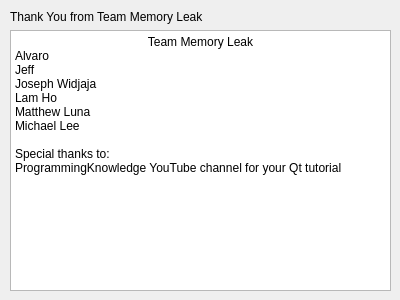
This is Draw_Shape/contactus.ui in Pu12dy/CS_1C-Group-Project as Qt 5 draws it before an edit. The edited form follows.
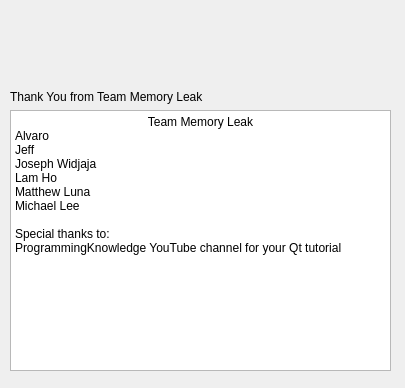
This is the edited form. Icons and pictures are not drawn.

Commit message: Added Logos to contact us and login

```diff
--- a/Draw_Shape/contactus.ui
+++ b/Draw_Shape/contactus.ui
@@ -6,8 +6,8 @@
    <rect>
     <x>0</x>
     <y>0</y>
-    <width>400</width>
-    <height>300</height>
+    <width>405</width>
+    <height>388</height>
    </rect>
   </property>
   <property name="windowTitle">
@@ -17,7 +17,7 @@
    <property name="geometry">
     <rect>
      <x>10</x>
-     <y>10</y>
+     <y>90</y>
      <width>381</width>
      <height>281</height>
     </rect>
@@ -36,22 +36,41 @@
        <string>&lt;!DOCTYPE HTML PUBLIC &quot;-//W3C//DTD HTML 4.0//EN&quot; &quot;http://www.w3.org/TR/REC-html40/strict.dtd&quot;&gt;
 &lt;html&gt;&lt;head&gt;&lt;meta name=&quot;qrichtext&quot; content=&quot;1&quot; /&gt;&lt;style type=&quot;text/css&quot;&gt;
 p, li { white-space: pre-wrap; }
-&lt;/style&gt;&lt;/head&gt;&lt;body style=&quot; font-family:'Noto Sans'; font-size:9pt; font-weight:400; font-style:normal;&quot;&gt;
-&lt;p align=&quot;center&quot; style=&quot; margin-top:0px; margin-bottom:0px; margin-left:0px; margin-right:0px; -qt-block-indent:0; text-indent:0px;&quot;&gt;Team Memory Leak&lt;/p&gt;
-&lt;p style=&quot; margin-top:0px; margin-bottom:0px; margin-left:0px; margin-right:0px; -qt-block-indent:0; text-indent:0px;&quot;&gt;Alvaro&lt;/p&gt;
-&lt;p style=&quot; margin-top:0px; margin-bottom:0px; margin-left:0px; margin-right:0px; -qt-block-indent:0; text-indent:0px;&quot;&gt;Jeff&lt;/p&gt;
-&lt;p style=&quot; margin-top:0px; margin-bottom:0px; margin-left:0px; margin-right:0px; -qt-block-indent:0; text-indent:0px;&quot;&gt;Joseph Widjaja &lt;/p&gt;
-&lt;p style=&quot; margin-top:0px; margin-bottom:0px; margin-left:0px; margin-right:0px; -qt-block-indent:0; text-indent:0px;&quot;&gt;Lam Ho&lt;/p&gt;
-&lt;p style=&quot; margin-top:0px; margin-bottom:0px; margin-left:0px; margin-right:0px; -qt-block-indent:0; text-indent:0px;&quot;&gt;Matthew Luna&lt;/p&gt;
-&lt;p style=&quot; margin-top:0px; margin-bottom:0px; margin-left:0px; margin-right:0px; -qt-block-indent:0; text-indent:0px;&quot;&gt;Michael Lee&lt;/p&gt;
-&lt;p style=&quot;-qt-paragraph-type:empty; margin-top:0px; margin-bottom:0px; margin-left:0px; margin-right:0px; -qt-block-indent:0; text-indent:0px;&quot;&gt;&lt;br /&gt;&lt;/p&gt;
-&lt;p style=&quot; margin-top:0px; margin-bottom:0px; margin-left:0px; margin-right:0px; -qt-block-indent:0; text-indent:0px;&quot;&gt;Special thanks to:&lt;/p&gt;
-&lt;p style=&quot; margin-top:0px; margin-bottom:0px; margin-left:0px; margin-right:0px; -qt-block-indent:0; text-indent:0px;&quot;&gt;ProgrammingKnowledge YouTube channel for your Qt tutorial&lt;/p&gt;&lt;/body&gt;&lt;/html&gt;</string>
+&lt;/style&gt;&lt;/head&gt;&lt;body style=&quot; font-family:'MS Shell Dlg 2'; font-size:8.25pt; font-weight:400; font-style:normal;&quot;&gt;
+&lt;p align=&quot;center&quot; style=&quot; margin-top:0px; margin-bottom:0px; margin-left:0px; margin-right:0px; -qt-block-indent:0; text-indent:0px;&quot;&gt;&lt;span style=&quot; font-family:'Noto Sans'; font-size:9pt;&quot;&gt;Team Memory Leak&lt;/span&gt;&lt;/p&gt;
+&lt;p style=&quot; margin-top:0px; margin-bottom:0px; margin-left:0px; margin-right:0px; -qt-block-indent:0; text-indent:0px;&quot;&gt;&lt;span style=&quot; font-family:'Noto Sans'; font-size:9pt;&quot;&gt;Alvaro&lt;/span&gt;&lt;/p&gt;
+&lt;p style=&quot; margin-top:0px; margin-bottom:0px; margin-left:0px; margin-right:0px; -qt-block-indent:0; text-indent:0px;&quot;&gt;&lt;span style=&quot; font-family:'Noto Sans'; font-size:9pt;&quot;&gt;Jeff&lt;/span&gt;&lt;/p&gt;
+&lt;p style=&quot; margin-top:0px; margin-bottom:0px; margin-left:0px; margin-right:0px; -qt-block-indent:0; text-indent:0px;&quot;&gt;&lt;span style=&quot; font-family:'Noto Sans'; font-size:9pt;&quot;&gt;Joseph Widjaja &lt;/span&gt;&lt;/p&gt;
+&lt;p style=&quot; margin-top:0px; margin-bottom:0px; margin-left:0px; margin-right:0px; -qt-block-indent:0; text-indent:0px;&quot;&gt;&lt;span style=&quot; font-family:'Noto Sans'; font-size:9pt;&quot;&gt;Lam Ho&lt;/span&gt;&lt;/p&gt;
+&lt;p style=&quot; margin-top:0px; margin-bottom:0px; margin-left:0px; margin-right:0px; -qt-block-indent:0; text-indent:0px;&quot;&gt;&lt;span style=&quot; font-family:'Noto Sans'; font-size:9pt;&quot;&gt;Matthew Luna&lt;/span&gt;&lt;/p&gt;
+&lt;p style=&quot; margin-top:0px; margin-bottom:0px; margin-left:0px; margin-right:0px; -qt-block-indent:0; text-indent:0px;&quot;&gt;&lt;span style=&quot; font-family:'Noto Sans'; font-size:9pt;&quot;&gt;Michael Lee&lt;/span&gt;&lt;/p&gt;
+&lt;p style=&quot;-qt-paragraph-type:empty; margin-top:0px; margin-bottom:0px; margin-left:0px; margin-right:0px; -qt-block-indent:0; text-indent:0px; font-family:'Noto Sans'; font-size:9pt;&quot;&gt;&lt;br /&gt;&lt;/p&gt;
+&lt;p style=&quot; margin-top:0px; margin-bottom:0px; margin-left:0px; margin-right:0px; -qt-block-indent:0; text-indent:0px;&quot;&gt;&lt;span style=&quot; font-family:'Noto Sans'; font-size:9pt;&quot;&gt;Special thanks to:&lt;/span&gt;&lt;/p&gt;
+&lt;p style=&quot; margin-top:0px; margin-bottom:0px; margin-left:0px; margin-right:0px; -qt-block-indent:0; text-indent:0px;&quot;&gt;&lt;span style=&quot; font-family:'Noto Sans'; font-size:9pt;&quot;&gt;ProgrammingKnowledge YouTube channel for your Qt tutorial&lt;/span&gt;&lt;/p&gt;&lt;/body&gt;&lt;/html&gt;</string>
       </property>
      </widget>
     </item>
    </layout>
   </widget>
+  <widget class="QLabel" name="TeamLogo">
+   <property name="geometry">
+    <rect>
+     <x>10</x>
+     <y>10</y>
+     <width>381</width>
+     <height>61</height>
+    </rect>
+   </property>
+   <property name="text">
+    <string/>
+   </property>
+   <property name="pixmap">
+    <pixmap resource="resource.qrc">:/rec/img/Memory_Leak_Logo.png</pixmap>
+   </property>
+   <property name="scaledContents">
+    <bool>true</bool>
+   </property>
+  </widget>
  </widget>
  <resources/>
  <connections/>
```
Left out of the diff: 4 changed lines with no effect on the pictures. The commit also changes 2 other files.
